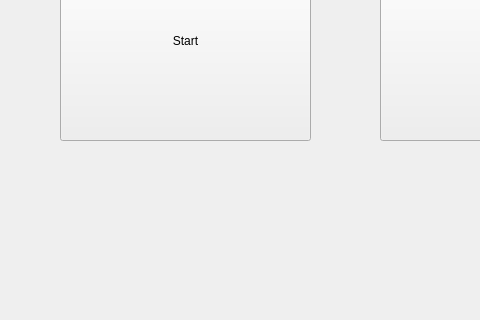
Above: dob_ui.ui from hajunsong/dob-axis-n before the change; both pictures show x 0 to 480 and y 207 to 527 of the 729 by 527 pixel window. Below: the same form after it.
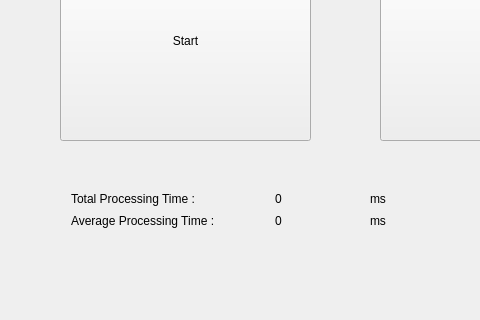
That is the form after the change.

Commit message: cpu time measurement

The edit to the form file:
```diff
--- a/dob_ui.ui
+++ b/dob_ui.ui
@@ -40,6 +40,84 @@
      <string>Quit</string>
     </property>
    </widget>
+   <widget class="QLabel" name="label_tot">
+    <property name="geometry">
+     <rect>
+      <x>275</x>
+      <y>381</y>
+      <width>91</width>
+      <height>16</height>
+     </rect>
+    </property>
+    <property name="text">
+     <string>0</string>
+    </property>
+   </widget>
+   <widget class="QLabel" name="label">
+    <property name="geometry">
+     <rect>
+      <x>71</x>
+      <y>381</y>
+      <width>161</width>
+      <height>16</height>
+     </rect>
+    </property>
+    <property name="text">
+     <string>Total Processing Time : </string>
+    </property>
+   </widget>
+   <widget class="QLabel" name="label_5">
+    <property name="geometry">
+     <rect>
+      <x>370</x>
+      <y>381</y>
+      <width>19</width>
+      <height>16</height>
+     </rect>
+    </property>
+    <property name="text">
+     <string>ms</string>
+    </property>
+   </widget>
+   <widget class="QLabel" name="label_2">
+    <property name="geometry">
+     <rect>
+      <x>71</x>
+      <y>403</y>
+      <width>182</width>
+      <height>16</height>
+     </rect>
+    </property>
+    <property name="text">
+     <string>Average Processing Time : </string>
+    </property>
+   </widget>
+   <widget class="QLabel" name="label_ave">
+    <property name="geometry">
+     <rect>
+      <x>275</x>
+      <y>403</y>
+      <width>91</width>
+      <height>16</height>
+     </rect>
+    </property>
+    <property name="text">
+     <string>0</string>
+    </property>
+   </widget>
+   <widget class="QLabel" name="label_6">
+    <property name="geometry">
+     <rect>
+      <x>370</x>
+      <y>403</y>
+      <width>19</width>
+      <height>16</height>
+     </rect>
+    </property>
+    <property name="text">
+     <string>ms</string>
+    </property>
+   </widget>
   </widget>
   <widget class="QMenuBar" name="menuBar">
    <property name="geometry">
```
Left out of the diff: 2 changed lines with no effect on the pictures. The commit also changes 3 other files.
